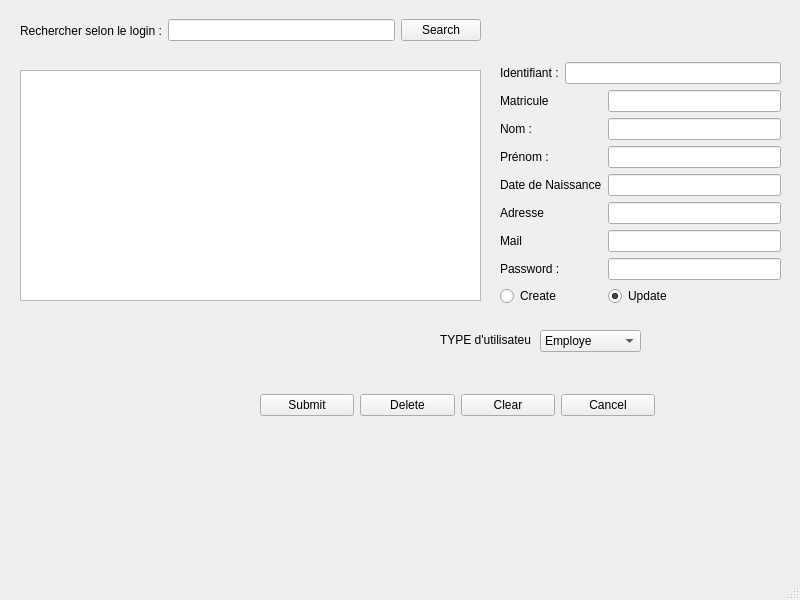
First picture: the form in adminui.ui, repository ElHadjiOumar/GestionConge, before the edit.
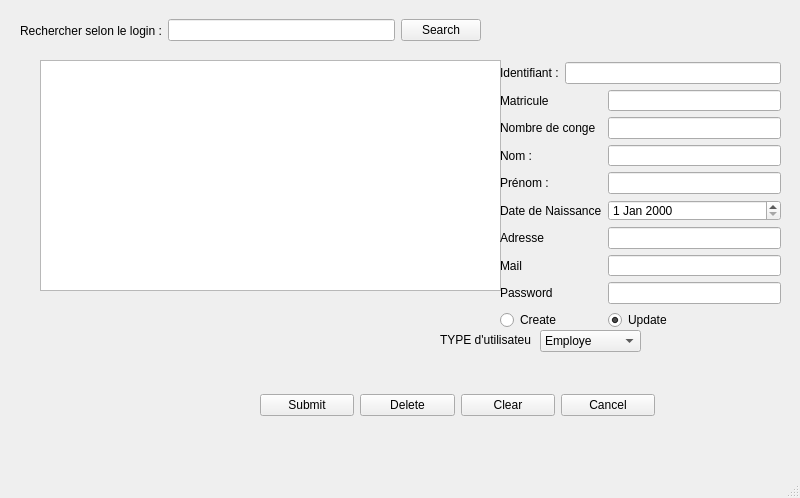
Second picture: the form after the edit.

```diff
--- a/adminui.ui
+++ b/adminui.ui
@@ -7,7 +7,7 @@
     <x>0</x>
     <y>0</y>
     <width>800</width>
-    <height>600</height>
+    <height>498</height>
    </rect>
   </property>
   <property name="windowTitle">
@@ -86,8 +86,8 @@
    <widget class="QTableView" name="tableViewUsers">
     <property name="geometry">
      <rect>
-      <x>20</x>
-      <y>70</y>
+      <x>40</x>
+      <y>60</y>
       <width>461</width>
       <height>231</height>
      </rect>
@@ -123,31 +123,31 @@
       <x>500</x>
       <y>90</y>
       <width>281</width>
-      <height>234</height>
+      <height>240</height>
      </rect>
     </property>
     <layout class="QFormLayout" name="formLayout">
-     <item row="0" column="0">
-      <widget class="QLabel" name="labelConge">
-       <property name="text">
-        <string>Matricule</string>
-       </property>
-      </widget>
-     </item>
-     <item row="0" column="1">
-      <widget class="QLineEdit" name="lineEditMatricule"/>
-     </item>
      <item row="1" column="0">
+      <widget class="QLabel" name="labelConge">
+       <property name="text">
+        <string>Nombre de conge</string>
+       </property>
+      </widget>
+     </item>
+     <item row="1" column="1">
+      <widget class="QLineEdit" name="lineEditConge"/>
+     </item>
+     <item row="2" column="0">
       <widget class="QLabel" name="labelNom">
        <property name="text">
         <string>Nom :</string>
        </property>
       </widget>
      </item>
-     <item row="1" column="1">
+     <item row="2" column="1">
       <widget class="QLineEdit" name="lineEditNom"/>
      </item>
-     <item row="9" column="0">
+     <item row="10" column="0">
       <widget class="QRadioButton" name="radioButtonCreate">
        <property name="text">
         <string>Create</string>
@@ -157,7 +157,7 @@
        </property>
       </widget>
      </item>
-     <item row="9" column="1">
+     <item row="10" column="1">
       <widget class="QRadioButton" name="radioButtonUpdate">
        <property name="text">
         <string>Update</string>
@@ -167,60 +167,70 @@
        </property>
       </widget>
      </item>
-     <item row="2" column="1">
+     <item row="3" column="1">
       <widget class="QLineEdit" name="lineEditPrenom"/>
      </item>
-     <item row="2" column="0">
+     <item row="3" column="0">
       <widget class="QLabel" name="labelPrenom">
        <property name="text">
         <string>Prénom :</string>
        </property>
       </widget>
      </item>
-     <item row="3" column="0">
+     <item row="4" column="0">
       <widget class="QLabel" name="labelDate">
        <property name="text">
         <string>Date de Naissance</string>
        </property>
       </widget>
      </item>
-     <item row="3" column="1">
-      <widget class="QLineEdit" name="lineEditDate"/>
-     </item>
-     <item row="4" column="0">
+     <item row="5" column="0">
       <widget class="QLabel" name="labelAdresse">
        <property name="text">
         <string>Adresse</string>
        </property>
       </widget>
      </item>
-     <item row="5" column="0">
+     <item row="6" column="0">
       <widget class="QLabel" name="labelLogin">
        <property name="text">
         <string>Mail</string>
        </property>
       </widget>
      </item>
-     <item row="6" column="0">
+     <item row="7" column="0">
       <widget class="QLabel" name="labelPassword">
        <property name="text">
-        <string>Password :</string>
+        <string>Password </string>
        </property>
       </widget>
      </item>
-     <item row="4" column="1">
-      <widget class="QLineEdit" name="lineEditAdresse"/>
-     </item>
      <item row="5" column="1">
-      <widget class="QLineEdit" name="lineEditLogin"/>
+      <widget class="QLineEdit" name="lineEditAdresse"/>
      </item>
      <item row="6" column="1">
+      <widget class="QLineEdit" name="lineEditLogin"/>
+     </item>
+     <item row="7" column="1">
       <widget class="QLineEdit" name="lineEditPassword">
        <property name="echoMode">
         <enum>QLineEdit::Password</enum>
        </property>
       </widget>
      </item>
+     <item row="4" column="1">
+      <widget class="QDateEdit" name="dateEdit"/>
+     </item>
+     <item row="0" column="0">
+      <widget class="QLabel" name="label_2">
+       <property name="text">
+        <string>Matricule  </string>
+       </property>
+      </widget>
+     </item>
+     <item row="0" column="1">
+      <widget class="QLineEdit" name="lineEditMatricule"/>
+     </item>
     </layout>
    </widget>
    <widget class="QWidget" name="horizontalLayoutWidget_3">
```
